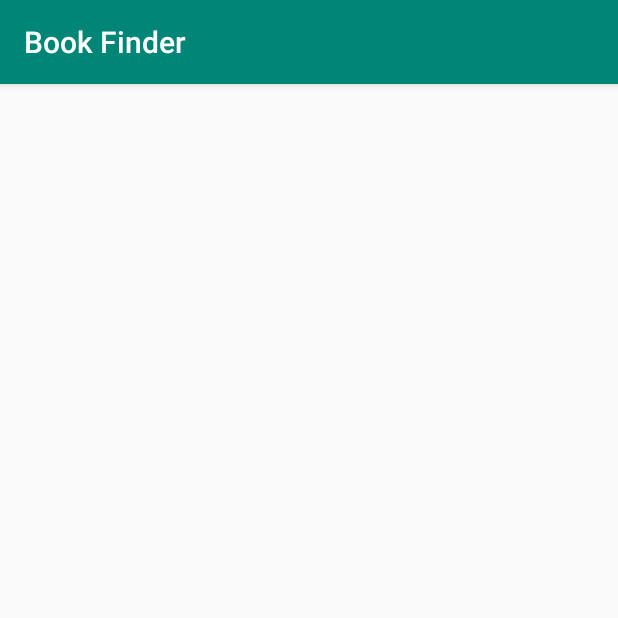
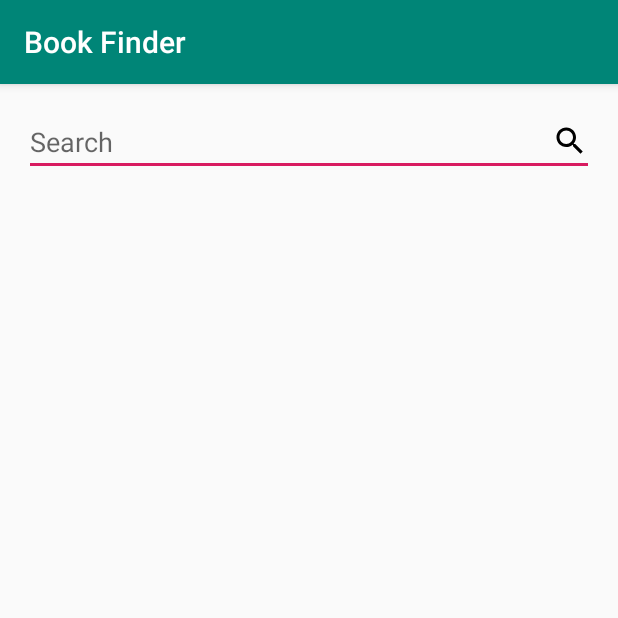
Before and after one commit to m1k3777/book-finder, an Android app: the screen it shows after launch (MainActivity), on a phone screen of 412 x 824 dp, the top half of it. Run offline under Robolectric (Android 15) with nearby library versions, the phone set to English and light mode, and no system bars; our stand-ins replace Timber; libraries missing offline, so code that uses them is left out: com.airbnb.epoxy; 5 statements that could not run were skipped.

Commit message:
Add Search functionality and state handling

```diff
--- a/app/src/main/java/com/mvillasenor/bookfinder/BooksApplication.kt
+++ b/app/src/main/java/com/mvillasenor/bookfinder/BooksApplication.kt
@@ -3,13 +3,15 @@ package com.mvillasenor.bookfinder
 import android.app.Application
 import com.mvillasenor.bookfinder.data.dataModule
 import com.mvillasenor.bookfinder.domain.domainModule
-import com.mvillasenor.bookfinder.ui.search.searchModule
+import com.mvillasenor.bookfinder.ui.search.recycler.searchModule
 import org.koin.android.ext.android.startKoin
 import timber.log.Timber
 
 class BooksApplication : Application() {
 
-    private val koinModules = listOf(applicationModule, dataModule, domainModule, searchModule)
+    private val koinModules = listOf(applicationModule, dataModule, domainModule,
+        searchModule
+    )
 
     override fun onCreate() {
         super.onCreate()
--- a/app/src/main/java/com/mvillasenor/bookfinder/ui/search/MainActivity.kt
+++ b/app/src/main/java/com/mvillasenor/bookfinder/ui/search/MainActivity.kt
@@ -1,15 +1,18 @@
 package com.mvillasenor.bookfinder.ui.search
 
 import android.os.Bundle
+import android.text.Editable
+import android.text.TextWatcher
 import androidx.appcompat.app.AppCompatActivity
 import androidx.recyclerview.widget.LinearLayoutManager
-import com.google.android.material.snackbar.Snackbar
 import com.mvillasenor.bookfinder.R
 import com.mvillasenor.bookfinder.domain.SearchResult
 import com.mvillasenor.bookfinder.extensions.observeWith
 import com.mvillasenor.bookfinder.ui.common.Resource
 import com.mvillasenor.bookfinder.ui.common.Status
+import com.mvillasenor.bookfinder.ui.search.recycler.SearchController
 import kotlinx.android.synthetic.main.activity_main.*
+import kotlinx.android.synthetic.main.view_error.*
 import org.koin.androidx.viewmodel.ext.android.viewModel
 
 class MainActivity : AppCompatActivity() {
@@ -25,21 +28,35 @@ class MainActivity : AppCompatActivity() {
 
         searchResults.layoutManager = LinearLayoutManager(this)
         searchResults.adapter = searchController.adapter
-    }
+        searchController.setData(emptyList())
 
-    override fun onResume() {
-        super.onResume()
-        searchVewModel.onSearch("lord")
+        searchText.addTextChangedListener(object : TextWatcher {
+            override fun afterTextChanged(s: Editable?) {
+            }
+
+            override fun beforeTextChanged(s: CharSequence?, start: Int, count: Int, after: Int) {
+            }
+
+            override fun onTextChanged(s: CharSequence?, start: Int, before: Int, count: Int) {
+                searchVewModel.onSearch(s.toString())
+            }
+        })
+        retry.setOnClickListener { searchVewModel.onSearch(searchText.text.toString()) }
     }
 
     private fun onSearchResult(searchResult: Resource<SearchResult>) {
         when (searchResult.status) {
             Status.ERROR -> searchResult.message?.let { showError(it) }
-            Status.SUCCESS -> searchResult.data?.let { searchController.setData(it.books) }
+            Status.SUCCESS -> searchResult.data?.let {
+                animator.displayedChild = 0
+                searchController.setData(it.books)
+            }
+            else -> animator.displayedChild = 1
         }
     }
 
     private fun showError(error: String) {
-        Snackbar.make(mainContainer, error, Snackbar.LENGTH_SHORT).show()
+        animator.displayedChild = 2
+        errorMessage.text = error
     }
 }
--- a/app/src/main/java/com/mvillasenor/bookfinder/ui/search/SearchViewModel.kt
+++ b/app/src/main/java/com/mvillasenor/bookfinder/ui/search/SearchViewModel.kt
@@ -6,6 +6,7 @@ import com.mvillasenor.bookfinder.domain.SearchResult
 import com.mvillasenor.bookfinder.ui.common.Resource
 import kotlinx.coroutines.*
 import retrofit2.HttpException
+import timber.log.Timber
 
 class SearchViewModel(
     mainCoroutineDispatcher: CoroutineDispatcher,
@@ -19,11 +20,13 @@ class SearchViewModel(
 
     fun onSearch(query: String) {
         searchResults.postValue(Resource.loading())
+        viewModelJob.cancelChildren()
         CoroutineScope(coroutineContext).launch(coroutineContext) {
             try {
                 val result = searchBook(query, 1).await()
                 searchResults.postValue(Resource.success(result))
             } catch (e: HttpException) {
+                Timber.e(e, "Error performing search")
                 searchResults.postValue(Resource.error("Error loading search results"))
             }
         }
--- a/app/src/main/java/com/mvillasenor/bookfinder/ui/search/SearchController.kt
+++ b/app/src/main/java/com/mvillasenor/bookfinder/ui/search/recycler/SearchController.kt
@@ -1,10 +1,14 @@
-package com.mvillasenor.bookfinder.ui.search
+package com.mvillasenor.bookfinder.ui.search.recycler
 
 import com.airbnb.epoxy.TypedEpoxyController
 import com.mvillasenor.bookfinder.domain.Book
 
 class SearchController : TypedEpoxyController<List<Book>>() {
     override fun buildModels(books: List<Book>?) {
+        if (books.isNullOrEmpty()) {
+            emptyResult { id("empty") }
+        }
+
         books?.forEach {
             searchResult {
                 id(it.key)
--- a/app/src/main/java/com/mvillasenor/bookfinder/ui/search/searchModule.kt
+++ b/app/src/main/java/com/mvillasenor/bookfinder/ui/search/recycler/searchModule.kt
@@ -1,6 +1,7 @@
-package com.mvillasenor.bookfinder.ui.search
+package com.mvillasenor.bookfinder.ui.search.recycler
 
 import com.mvillasenor.bookfinder.MAIN_DISPATCHER
+import com.mvillasenor.bookfinder.ui.search.SearchViewModel
 import org.koin.androidx.viewmodel.ext.koin.viewModel
 import org.koin.dsl.module.module
 
--- /dev/null
+++ b/app/src/main/res/drawable/ic_search_24.xml
@@ -0,0 +1,9 @@
+<vector xmlns:android="http://schemas.android.com/apk/res/android"
+    android:width="24dp"
+    android:height="24dp"
+    android:viewportWidth="24"
+    android:viewportHeight="24">
+  <path
+      android:fillColor="#FF000000"
+      android:pathData="M15.5,14h-0.79l-0.28,-0.27C15.41,12.59 16,11.11 16,9.5 16,5.91 13.09,3 9.5,3S3,5.91 3,9.5 5.91,16 9.5,16c1.61,0 3.09,-0.59 4.23,-1.57l0.27,0.28v0.79l5,4.99L20.49,19l-4.99,-5zM9.5,14C7.01,14 5,11.99 5,9.5S7.01,5 9.5,5 14,7.01 14,9.5 11.99,14 9.5,14z"/>
+</vector>
--- a/app/src/main/res/layout/activity_main.xml
+++ b/app/src/main/res/layout/activity_main.xml
@@ -1,20 +1,43 @@
 <?xml version="1.0" encoding="utf-8"?>
-<androidx.constraintlayout.widget.ConstraintLayout
-    xmlns:android="http://schemas.android.com/apk/res/android"
+
+<androidx.constraintlayout.widget.ConstraintLayout xmlns:android="http://schemas.android.com/apk/res/android"
     xmlns:app="http://schemas.android.com/apk/res-auto"
-    xmlns:tools="http://schemas.android.com/tools"
-    android:id="@+id/mainContainer"
     android:layout_width="match_parent"
-    android:layout_height="match_parent"
-    tools:context=".ui.search.MainActivity">
+    android:layout_height="match_parent">
 
-    <androidx.recyclerview.widget.RecyclerView
-        android:id="@+id/searchResults"
+    <EditText
+        android:id="@+id/searchText"
         android:layout_width="match_parent"
-        android:layout_height="match_parent"
+        android:layout_height="wrap_content"
+        android:layout_margin="16dp"
+        android:drawableEnd="@drawable/ic_search_24"
+        android:hint="@string/search"
+        app:layout_constraintLeft_toLeftOf="parent"
+        app:layout_constraintLeft_toRightOf="parent"
+        app:layout_constraintTop_toTopOf="parent" />
+
+    <ViewAnimator
+        android:id="@+id/animator"
+        android:layout_width="match_parent"
+        android:layout_height="0dp"
         app:layout_constraintBottom_toBottomOf="parent"
-        app:layout_constraintLeft_toLeftOf="parent"
-        app:layout_constraintRight_toRightOf="parent"
-        app:layout_constraintTop_toTopOf="parent"/>
+        app:layout_constraintTop_toBottomOf="@id/searchText">
+
+        <androidx.recyclerview.widget.RecyclerView
+            android:id="@+id/searchResults"
+            android:layout_width="match_parent"
+            android:layout_height="match_parent" />
+
+
+        <ProgressBar
+            style="@style/Base.Widget.AppCompat.ProgressBar"
+            android:layout_width="wrap_content"
+            android:layout_height="wrap_content"
+            android:layout_marginTop="32dp"
+            android:layout_gravity="center|top" />
+
+        <include layout="@layout/view_error" />
+
+    </ViewAnimator>
 
 </androidx.constraintlayout.widget.ConstraintLayout>
--- a/app/src/main/res/values/strings.xml
+++ b/app/src/main/res/values/strings.xml
@@ -1,3 +1,6 @@
 <resources>
     <string name="app_name">Book Finder</string>
+    <string name="retry">Retry</string>
+    <string name="no_results">There are no results for your search</string>
+    <string name="search">Search</string>
 </resources>
```
Also changed, not shown: app/src/main/java/com/mvillasenor/bookfinder/ui/search/recycler/EmptyResultModel.kt (added, +21 -0 lines), app/src/main/java/com/mvillasenor/bookfinder/ui/search/recycler/SearchResultModel.kt (renamed from app/src/main/java/com/mvillasenor/bookfinder/ui/search/SearchResultModel.kt, +4 -4 lines), app/src/main/res/layout/item_no_results.xml (added, +9 -0 lines), app/src/main/res/layout/view_error.xml (added, +34 -0 lines).
